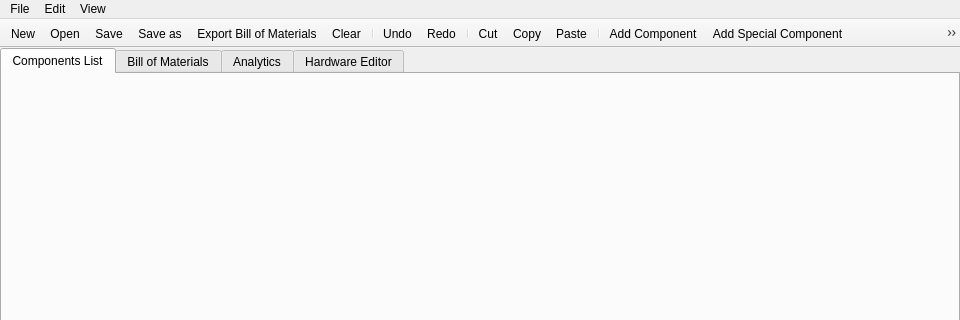
This is code/resources/UIs/ui_main_window.ui in PippoGot/PRJ_Manager_2020 as Qt 5 draws it before an edit; both pictures show x 0 to 960 and y 0 to 320 of the 960 by 723 pixel window. The edited form follows.
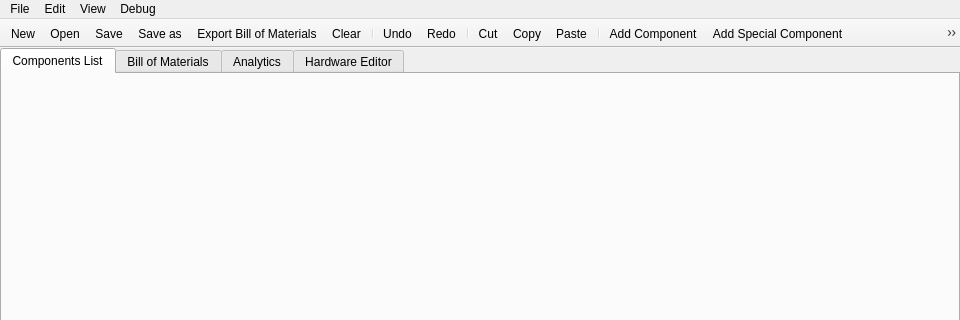
This is the edited form. Icons and pictures are not drawn.

Commit message: moved node filling in component editor, fixed manufacture editin bug, implemented debug menu with level and hashes display

What changed in the file:
```diff
--- a/code/resources/UIs/ui_main_window.ui
+++ b/code/resources/UIs/ui_main_window.ui
@@ -187,9 +187,17 @@
     <addaction name="uiActionExpandAll"/>
     <addaction name="uiActionCollapseAll"/>
    </widget>
+   <widget class="QMenu" name="menuDebug">
+    <property name="title">
+     <string>Debug</string>
+    </property>
+    <addaction name="uiActionShowHashes"/>
+    <addaction name="uiActionShowLevel"/>
+   </widget>
    <addaction name="uiFileMenu"/>
    <addaction name="uiEditMenu"/>
    <addaction name="uiViewMenu"/>
+   <addaction name="menuDebug"/>
   </widget>
   <widget class="QToolBar" name="uiToolbar">
    <property name="windowTitle">
```
Left out of the diff: 27 changed lines with no effect on the pictures. The commit also changes 13 other files.
